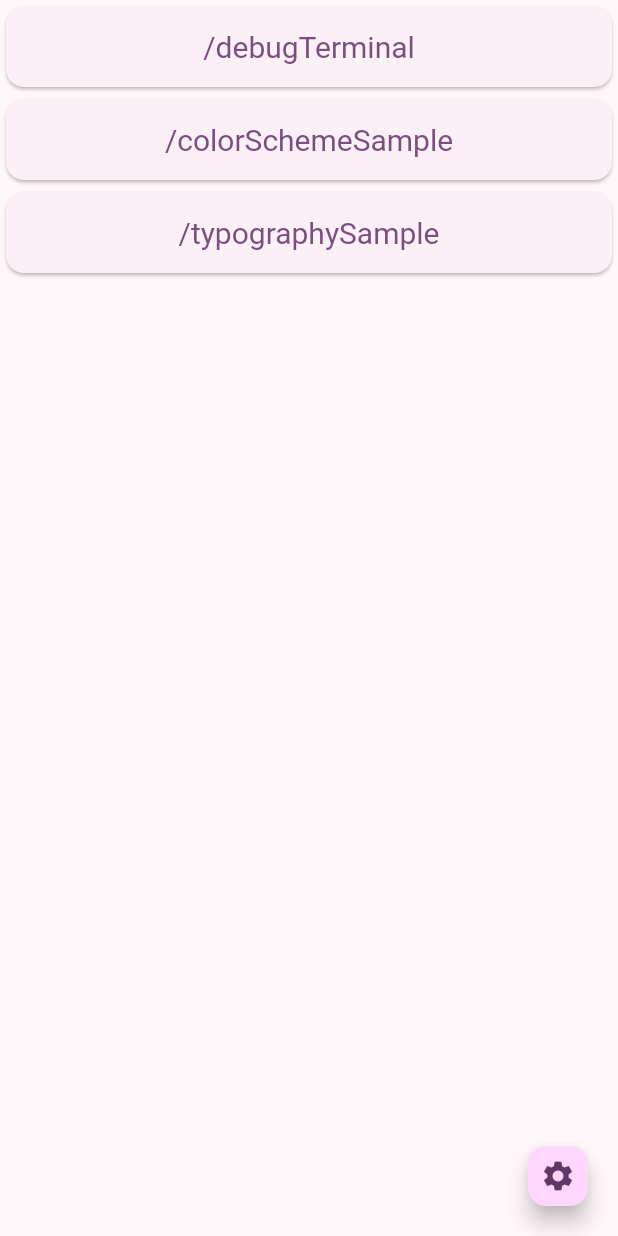
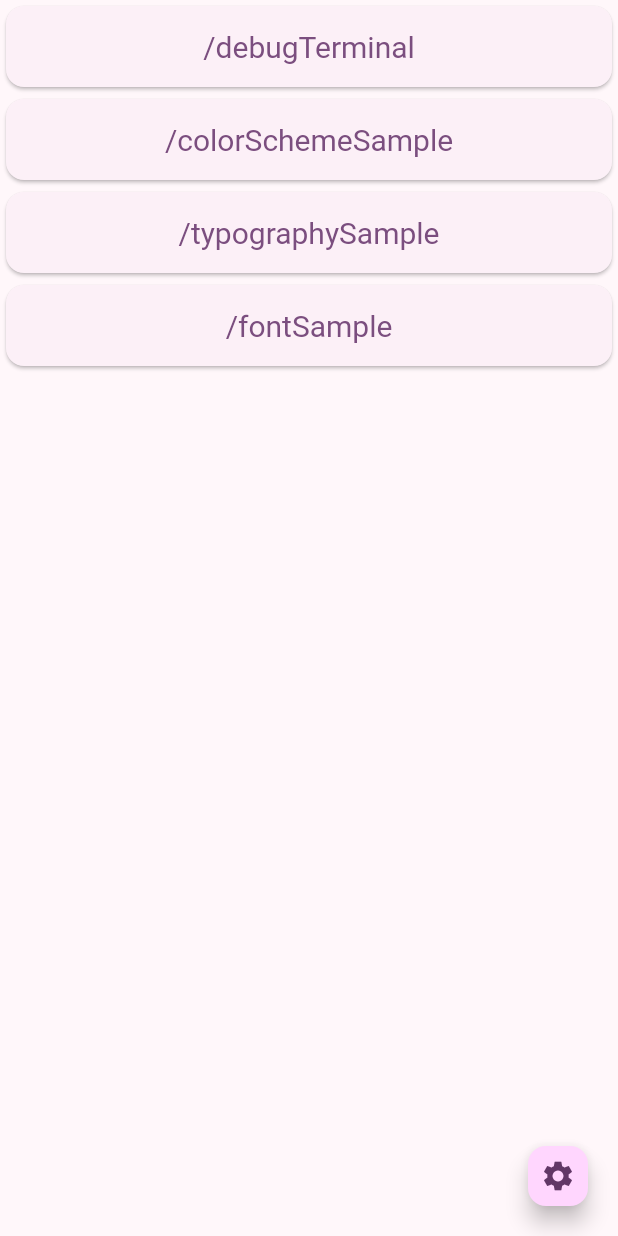
Before and after one commit to R-Usui/flutter-project-template, a Flutter app: the screen it shows after launch, on a phone screen of 412 x 824 dp. Run offline on Flutter 3.47's test engine with Material 3 defaults, Android fonts, the phone set to English and light mode, and no system bars; our stand-ins replace go_router; Roboto replaces fonts that are missing (MPLUSRounded1c).

Commit message:
A: font sample

```diff
--- a/lib/localize/localized_string.dart
+++ b/lib/localize/localized_string.dart
@@ -4,6 +4,8 @@ import 'package:provider/provider.dart';
 
 import 'package:flutter_proj_template/config/config_notifier.dart';
 import 'package:flutter_proj_template/localize/language.dart';
+
+export 'package:flutter_proj_template/localize/language.dart';
 
 class LocalizedString {
   const LocalizedString(
--- a/lib/main.dart
+++ b/lib/main.dart
@@ -4,7 +4,6 @@ import 'package:provider/provider.dart';
 
 import 'package:flutter_proj_template/route/route.dart';
 import 'package:flutter_proj_template/theme/theme.dart';
-import 'package:flutter_proj_template/localize/language.dart';
 import 'package:flutter_proj_template/localize/localized_string.dart';
 import 'package:flutter_proj_template/provider.dart';
 
--- a/lib/route/pages.dart
+++ b/lib/route/pages.dart
@@ -1,4 +1,5 @@
 import 'package:flutter/material.dart';
+import 'package:flutter_proj_template/ui/debug/font_sample_page.dart';
 
 import 'package:go_router/go_router.dart';
 
@@ -13,11 +14,13 @@ class Pages {
       _Page("/colorSchemeSample", const ColorSchemeSamplePage());
   static final typographySample =
       _Page("/typographySample", const TypographySamplePage());
+  static final fontSample = _Page("/fontSample", const FontSamplePage());
 
   static final values = [
     debugTerminal,
     colorSchemeSample,
     typographySample,
+    fontSample,
   ];
 }
 
--- a/lib/ui/debug/color_scheme_sample_page.dart
+++ b/lib/ui/debug/color_scheme_sample_page.dart
@@ -1,4 +1,5 @@
 import 'package:flutter/material.dart';
+import 'package:flutter_proj_template/localize/localized_string.dart';
 
 class ColorSchemeSamplePage extends StatelessWidget {
   const ColorSchemeSamplePage({super.key});
@@ -14,7 +15,7 @@ class ColorSchemeSamplePage extends StatelessWidget {
 
     return Scaffold(
       appBar: AppBar(
-        title: const Text("Color Scheme Sample"),
+        title: Text(_LocalizedStrings.colorSchemeSample.of(context)),
       ),
       body: ListView(
         children: [
@@ -278,3 +279,13 @@ class ColorSample extends StatelessWidget {
     );
   }
 }
+
+class _LocalizedStrings {
+  static const colorSchemeSample = LocalizedString(
+    "Color Scheme Sample",
+    {
+      Language.japanese: "カラースキームサンプル",
+      Language.kana: "からーすきーむさんぷる",
+    },
+  );
+}
--- a/lib/ui/debug/typography_sample_page.dart
+++ b/lib/ui/debug/typography_sample_page.dart
@@ -1,4 +1,5 @@
 import 'package:flutter/material.dart';
+import 'package:flutter_proj_template/localize/localized_string.dart';
 
 class TypographySamplePage extends StatelessWidget {
   const TypographySamplePage({super.key});
@@ -11,7 +12,7 @@ class TypographySamplePage extends StatelessWidget {
 
     return Scaffold(
       appBar: AppBar(
-        title: const Text("Typography Sample"),
+        title: Text(_LocalizedStrings.typograpySample.of(context)),
       ),
       body: ListView(
         children: <Widget>[
@@ -59,8 +60,27 @@ class _TypographySampleText extends StatelessWidget {
   Widget build(BuildContext context) {
     return Padding(
       padding: const EdgeInsets.all(8.0),
-      child:
-          Text("$text ${style.fontSize?.toStringAsFixed(1)}pts", style: style),
+      child: Text(
+          "$text ${style.fontSize?.toStringAsFixed(1)}${_LocalizedStrings.pts.of(context)}",
+          style: style),
     );
   }
 }
+
+class _LocalizedStrings {
+  static const typograpySample = LocalizedString(
+    "Typography Sample",
+    {
+      Language.japanese: "タイポグラフィサンプル",
+      Language.kana: "たいぽぐらふぃさんぷる",
+    },
+  );
+
+  static const pts = LocalizedString(
+    "pt(s)",
+    {
+      Language.japanese: "ポイント",
+      Language.kana: "ぽいんと",
+    },
+  );
+}
--- a/lib/ui/debug/window.dart
+++ b/lib/ui/debug/window.dart
@@ -5,7 +5,6 @@ import 'package:go_router/go_router.dart';
 import 'package:provider/provider.dart';
 
 import 'package:flutter_proj_template/config/config_notifier.dart';
-import 'package:flutter_proj_template/localize/language.dart';
 import 'package:flutter_proj_template/localize/localized_string.dart';
 import 'package:flutter_proj_template/theme/theme.dart';
 
```
Also changed, not shown: lib/theme/fontFamilies.dart (added, +8 -0 lines), lib/ui/debug/font_sample_page.dart (added, +98 -0 lines), lib/ui/sample/dynamic_painter.dart (added).
